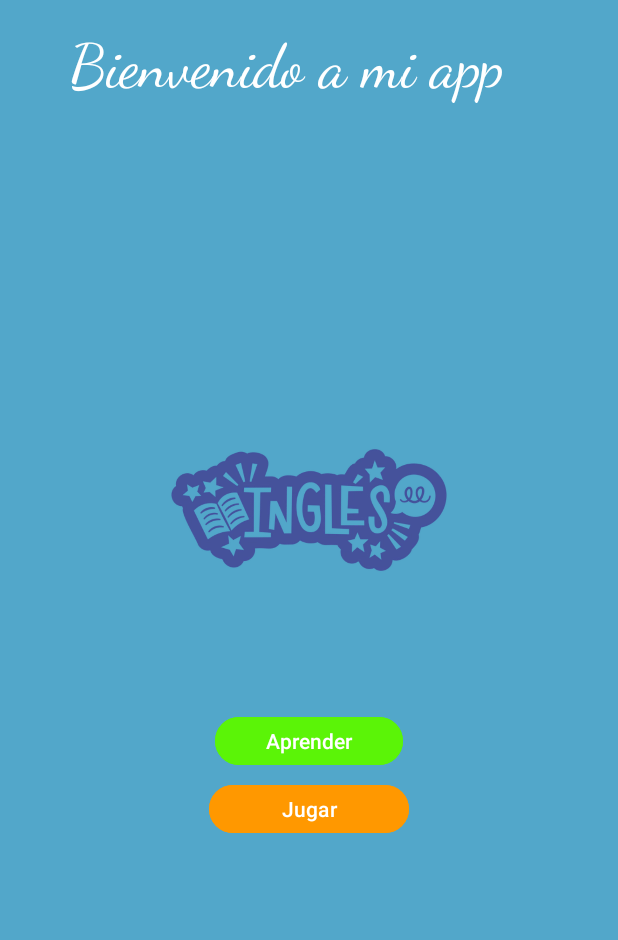
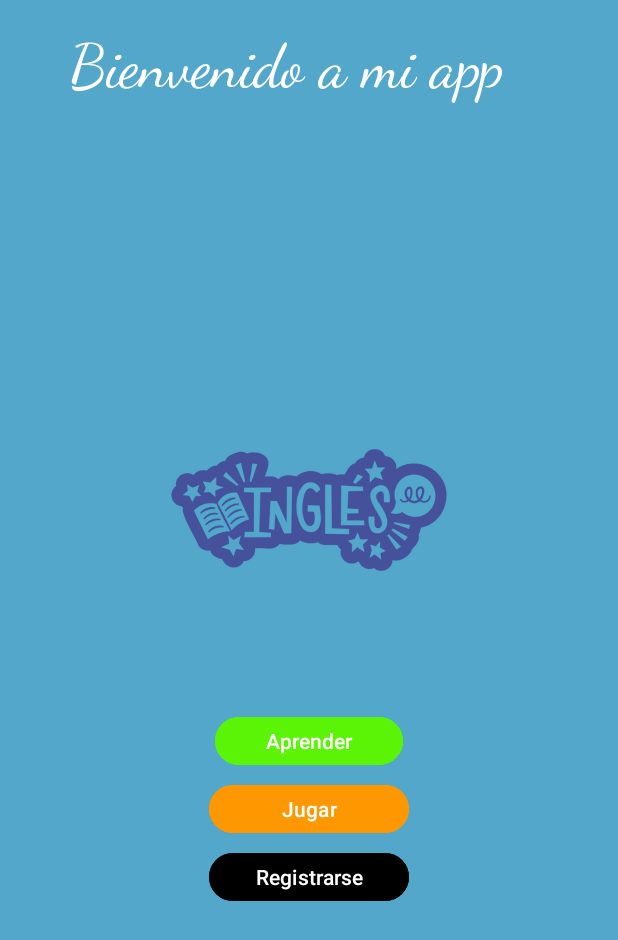
Before and after one commit to K10-M6/AndroidStudio, an Android app: the screen it shows after launch (MainActivity), on a phone screen of 412 x 824 dp. Shown: the top 940 px of the screen. Run offline under Robolectric (Android 15) with nearby library versions, the light colour scheme and no system bars.

Commit message:
fifth commit

```diff
--- a/app/src/main/java/com/Janier/miappjanier/MainActivity.java
+++ b/app/src/main/java/com/Janier/miappjanier/MainActivity.java
@@ -1,9 +1,11 @@
 package com.Janier.miappjanier;
 
 import android.content.Intent;
+import android.database.sqlite.SQLiteDatabase;
 import android.media.MediaPlayer;
 import android.os.Bundle;
 import android.view.View;
+import android.widget.Toast;
 
 import androidx.activity.EdgeToEdge;
 import androidx.appcompat.app.AppCompatActivity;
@@ -11,13 +13,19 @@ import androidx.core.graphics.Insets;
 import androidx.core.view.ViewCompat;
 import androidx.core.view.WindowInsetsCompat;
 
+import com.Janier.miappjanier.controllers.ConexionBD;
+
 public class MainActivity extends AppCompatActivity {
-
+    ConexionBD conexionBD;
+    SQLiteDatabase db;
     private MediaPlayer au_buttonsounds;
     @Override
     protected void onCreate(Bundle savedInstanceState) {
         super.onCreate(savedInstanceState);
 
+        conexionBD = new ConexionBD(MainActivity.this);
+        db = conexionBD.getWritableDatabase();
+        Toast.makeText(this, "", Toast.LENGTH_LONG).show();
         setContentView(R.layout.activity_main);
         au_buttonsounds = MediaPlayer.create(MainActivity.this,R.raw.buttonsounds);
 
@@ -34,4 +42,9 @@ public class MainActivity extends AppCompatActivity {
         Intent jugar = new Intent(MainActivity.this, Pregunta1.class);
         startActivity(jugar);
     }
+    public void IrRegister(View view){
+        au_buttonsounds.start();
+        Intent Registrar = new Intent(MainActivity.this, Register.class);
+        startActivity(Registrar);
+    }
 }
--- /dev/null
+++ b/app/src/main/java/com/Janier/miappjanier/Register.java
@@ -0,0 +1,4 @@
+package com.Janier.miappjanier;
+
+public class Register {
+}
--- /dev/null
+++ b/app/src/main/java/com/Janier/miappjanier/controllers/ConexionBD.java
@@ -0,0 +1,23 @@
+package com.Janier.miappjanier.controllers;
+
+import android.content.Context;
+import android.database.sqlite.SQLiteDatabase;
+import android.database.sqlite.SQLiteOpenHelper;
+
+import androidx.annotation.Nullable;
+
+public class ConexionBD extends SQLiteOpenHelper {
+    public ConexionBD(@Nullable Context context) {
+        super(context, Constantes.NOMBRE_BD, null, Constantes.VERSION_BD);
+    }
+
+    @Override
+    public void onCreate(SQLiteDatabase db) {
+        db.execSQL("CREATE TABLE DatosChild(nombre TEXT, apodo TEXT, edad INT, genero TEXT)");
+    }
+
+    @Override
+    public void onUpgrade(SQLiteDatabase sqLiteDatabase, int i, int i1) {
+
+    }
+}
--- /dev/null
+++ b/app/src/main/java/com/Janier/miappjanier/controllers/Constantes.java
@@ -0,0 +1,6 @@
+package com.Janier.miappjanier.controllers;
+
+public class Constantes {
+    public static String NOMBRE_BD = "English";
+    public static int VERSION_BD=1;
+}
--- a/app/src/main/res/layout/activity_main.xml
+++ b/app/src/main/res/layout/activity_main.xml
@@ -43,5 +43,13 @@
         android:backgroundTint="@color/orange"
         android:onClick="IrJugar"
         android:text="@string/play" />
+    <Button
+        android:layout_width="133dp"
+        android:layout_height="40dp"
+        android:layout_gravity="center"
+        android:layout_marginTop="5dp"
+        android:backgroundTint="@color/black"
+        android:onClick="IrRegister"
+        android:text="@string/Register" />
 
 </LinearLayout>
--- a/app/src/main/res/values/colors.xml
+++ b/app/src/main/res/values/colors.xml
@@ -7,4 +7,5 @@
     <color name="aqua">#21F3AA</color>
     <color name="Green">#5BF407</color>
     <color name="red">#F32121</color>
+    <color name="gray">#505050</color>
 </resources>
```
Also changed, not shown: app/src/main/res/layout/register.xml (added, +83 -0 lines), app/src/main/res/values/strings.xml (+14 -0 lines).
